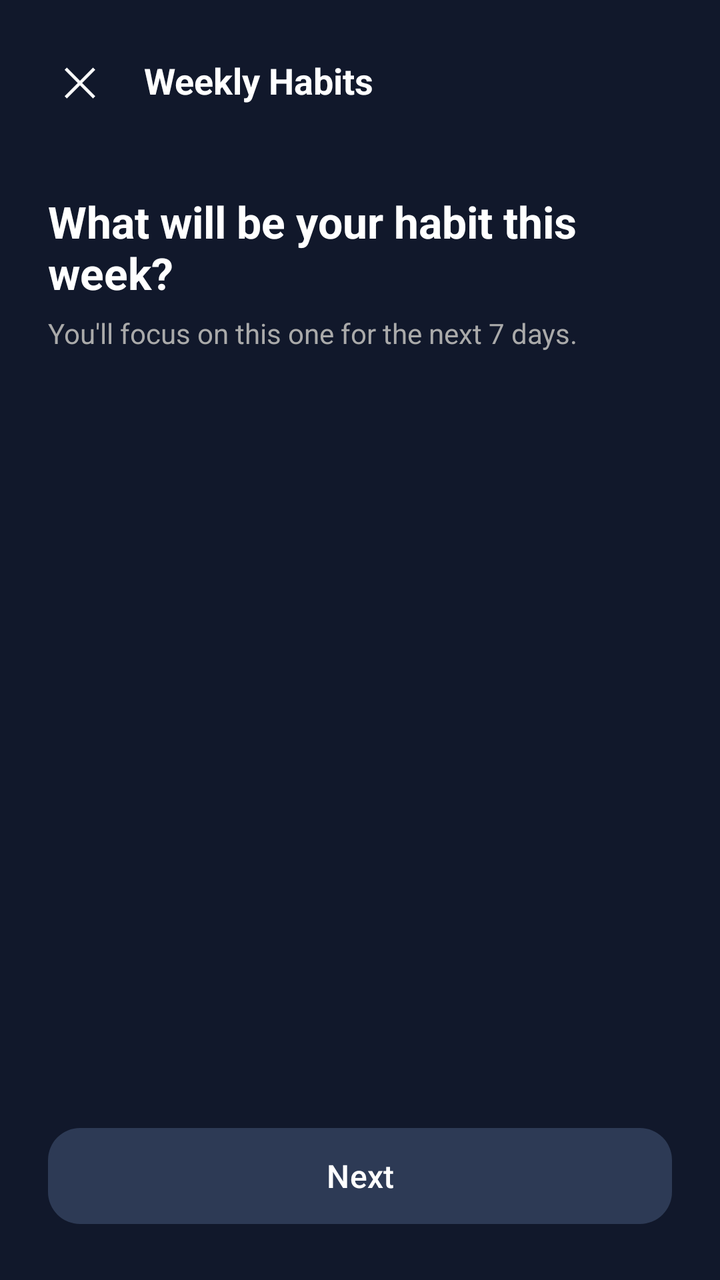
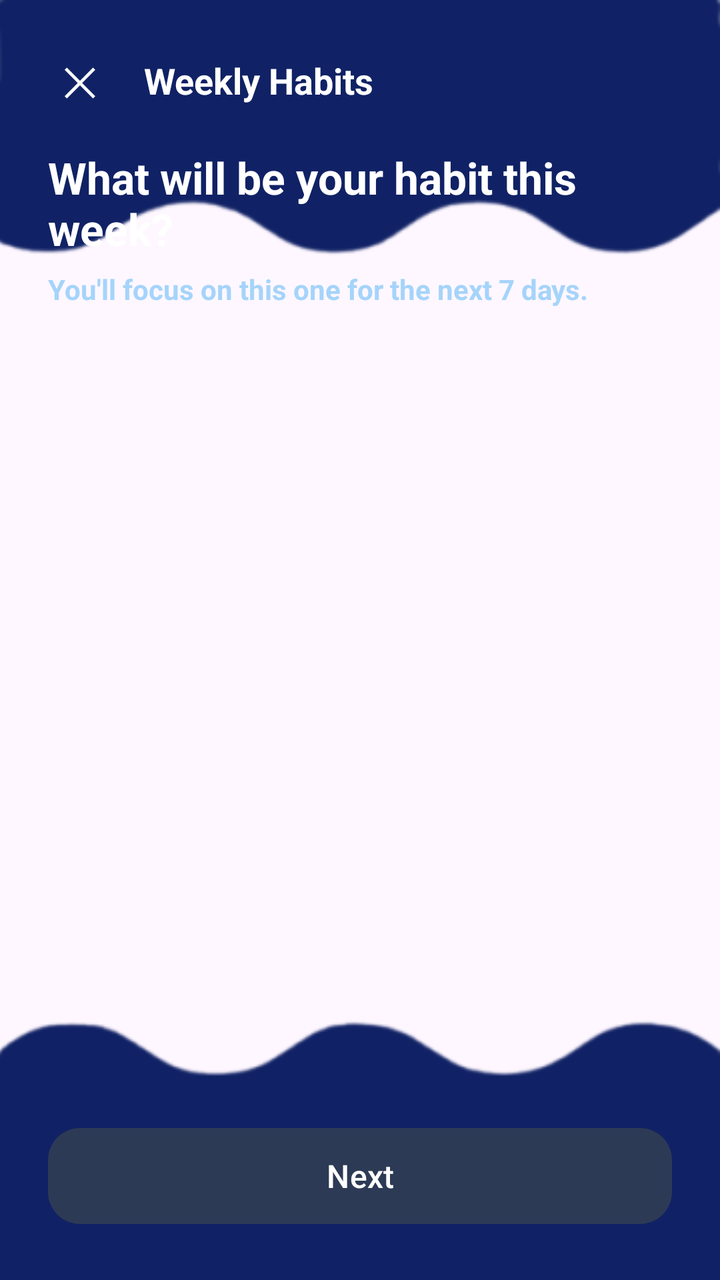

Compare the two renders of this Android layout. The source of the first and the diff that turns it into the second are given below.
<!-- AndroidManifest.xml: application theme Theme.HeronHealth -->
<!-- res/layout/activity_habit_picker.xml -->
<?xml version="1.0" encoding="utf-8"?>
<androidx.constraintlayout.widget.ConstraintLayout
    xmlns:android="http://schemas.android.com/apk/res/android"
    xmlns:app="http://schemas.android.com/apk/res-auto"
    android:layout_width="match_parent"
    android:layout_height="match_parent"
    android:background="#11182B">

    
    <TextView
        android:id="@+id/btnClose"
        android:layout_width="48dp"
        android:layout_height="48dp"
        android:layout_marginStart="16dp"
        android:layout_marginTop="16dp"
        android:gravity="center"
        android:text="✕"
        android:textColor="#FFFFFF"
        android:textSize="20sp"
        android:background="?attr/selectableItemBackgroundBorderless"
        app:layout_constraintStart_toStartOf="parent"
        app:layout_constraintTop_toTopOf="parent" />

    <TextView
        android:id="@+id/tvTitle"
        android:layout_width="wrap_content"
        android:layout_height="wrap_content"
        android:layout_marginStart="8dp"
        android:text="Weekly Habits"
        android:textColor="#FFFFFF"
        android:textSize="18sp"
        android:textStyle="bold"
        app:layout_constraintStart_toEndOf="@id/btnClose"
        app:layout_constraintTop_toTopOf="@id/btnClose"
        app:layout_constraintBottom_toBottomOf="@id/btnClose" />

    
    <TextView
        android:id="@+id/tvHeading"
        android:layout_width="0dp"
        android:layout_height="wrap_content"
        android:layout_marginHorizontal="24dp"
        android:layout_marginTop="32dp"
        android:text="What will be your habit this week?"
        android:textColor="#FFFFFF"
        android:textSize="22sp"
        android:textStyle="bold"
        app:layout_constraintStart_toStartOf="parent"
        app:layout_constraintEnd_toEndOf="parent"
        app:layout_constraintTop_toBottomOf="@id/btnClose" />

    <TextView
        android:id="@+id/tvSubHeading"
        android:layout_width="0dp"
        android:layout_height="wrap_content"
        android:layout_marginHorizontal="24dp"
        android:layout_marginTop="6dp"
        android:text="You'll focus on this one for the next 7 days."
        android:textColor="#AAAAAA"
        android:textSize="14sp"
        app:layout_constraintStart_toStartOf="parent"
        app:layout_constraintEnd_toEndOf="parent"
        app:layout_constraintTop_toBottomOf="@id/tvHeading" />

    
    <androidx.recyclerview.widget.RecyclerView
        android:id="@+id/rvHabits"
        android:layout_width="0dp"
        android:layout_height="0dp"
        android:layout_marginHorizontal="16dp"
        android:layout_marginTop="20dp"
        android:layout_marginBottom="8dp"
        app:layout_constraintStart_toStartOf="parent"
        app:layout_constraintEnd_toEndOf="parent"
        app:layout_constraintTop_toBottomOf="@id/tvSubHeading"
        app:layout_constraintBottom_toTopOf="@id/btnNext" />

    
    <com.google.android.material.button.MaterialButton
        android:id="@+id/btnNext"
        android:layout_width="0dp"
        android:layout_height="56dp"
        android:layout_marginHorizontal="24dp"
        android:layout_marginBottom="24dp"
        android:text="Next"
        android:textSize="16sp"
        android:textColor="#FFFFFF"
        app:backgroundTint="#2D3A55"
        app:cornerRadius="16dp"
        app:layout_constraintBottom_toBottomOf="parent"
        app:layout_constraintStart_toStartOf="parent"
        app:layout_constraintEnd_toEndOf="parent" />

</androidx.constraintlayout.widget.ConstraintLayout>
<!-- resources referenced by this layout -->
<resources>
  <style name="Theme.HeronHealth" parent="Base.Theme.HeronHealth" />
  <style name="Base.Theme.HeronHealth" parent="Theme.Material3.DayNight.NoActionBar">
          
          
      </style>
</resources>

<!-- the commit's change to res/layout/activity_habit_picker.xml (unified diff, before → after) -->
@@ -3,8 +3,9 @@
     xmlns:android="http://schemas.android.com/apk/res/android"
     xmlns:app="http://schemas.android.com/apk/res-auto"
     android:layout_width="match_parent"
-    android:layout_height="match_parent"
-    android:background="#11182B">
+    android:layout_height="1000dp"
+    android:background="@drawable/bg4"
+    android:backgroundTint="#102265">
 
     
     <TextView
@@ -40,7 +41,7 @@
         android:layout_width="0dp"
         android:layout_height="wrap_content"
         android:layout_marginHorizontal="24dp"
-        android:layout_marginTop="32dp"
+        android:layout_marginTop="10dp"
         android:text="What will be your habit this week?"
         android:textColor="#FFFFFF"
         android:textSize="22sp"
@@ -56,7 +57,8 @@
         android:layout_marginHorizontal="24dp"
         android:layout_marginTop="6dp"
         android:text="You'll focus on this one for the next 7 days."
-        android:textColor="#AAAAAA"
+        android:textColor="#A5D4FA"
+        android:textStyle="bold"
         android:textSize="14sp"
         app:layout_constraintStart_toStartOf="parent"
         app:layout_constraintEnd_toEndOf="parent"
<!-- resource entries referenced after the edit -->
@@ -1,5 +1,6 @@
 <!-- resources referenced by this layout -->
 <resources>
+  <!-- drawable bg4: png bitmap (drawable, 73502 bytes) -->
   <style name="Theme.HeronHealth" parent="Base.Theme.HeronHealth" />
   <style name="Base.Theme.HeronHealth" parent="Theme.Material3.DayNight.NoActionBar">
           
